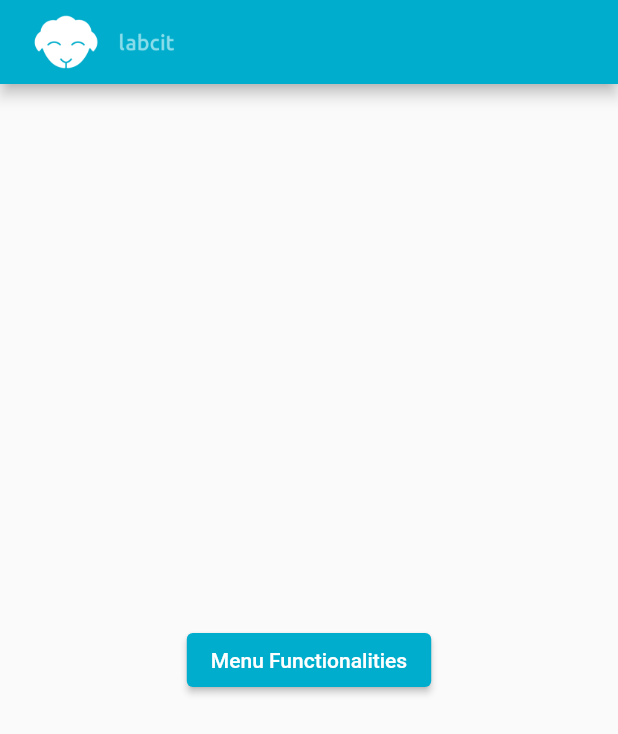
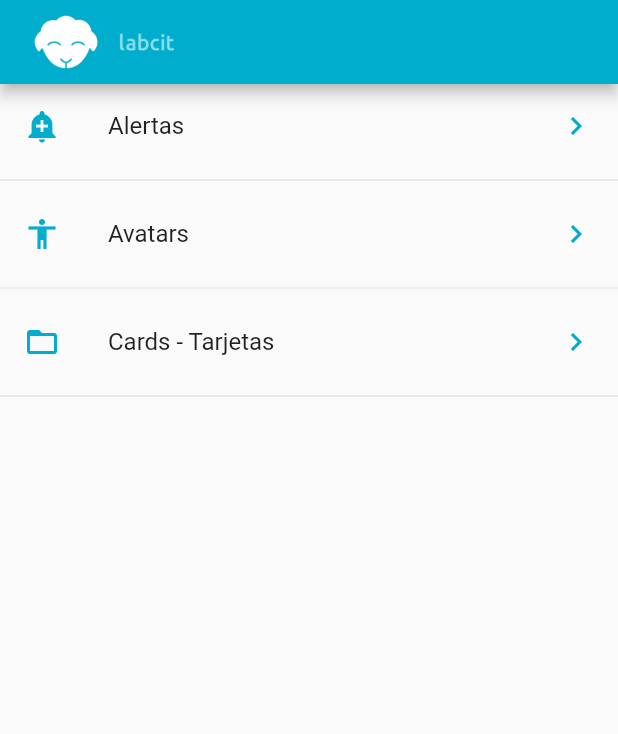
Before and after one commit to LabcitGlobal/flutter, a Flutter app: the screen it shows after launch, on a phone screen of 412 x 824 dp. Shown: the top 734 px of the screen. Run offline on Flutter 3.47's test engine with Material 2 defaults, Android fonts, the phone set to English and light mode, and no system bars; our stand-ins replace image_picker, video_player.

Commit message:
Add ThemeData and Pallete Colors, Load Menus

```diff
--- /dev/null
+++ b/assets/json/menu.json
@@ -0,0 +1,19 @@
+{
+    "routes" : [
+        {
+            "route" : "alert",
+            "icon"  : "add_alert",
+            "text"  : "Alertas"
+        },
+        {
+            "route" : "avatar",
+            "icon"  : "accessibility",
+            "text"  : "Avatars"
+        },
+        {
+            "route" : "card",
+            "icon"  : "folder_open",
+            "text"  : "Cards - Tarjetas"
+        }
+    ]
+}
--- a/lib/main.dart
+++ b/lib/main.dart
@@ -1,6 +1,8 @@
 import 'package:flutter/material.dart';
 import 'package:flutter_applications/src/pages/camera_page.dart';
-import 'package:flutter_applications/utils/parameter.dart';
+import 'package:flutter_applications/src/providers/menu_provider.dart';
+import 'package:flutter_applications/utils/icons.dart';
+import 'package:flutter_applications/utils/pallete.dart';
 
 void main() => runApp(MyApp());
 
@@ -22,22 +24,7 @@ class _MyAppState extends State<MyApp> {
         appBar: AppBar(
           title: _imageLogo(),
         ),
-        body: Column(
-          mainAxisAlignment: MainAxisAlignment.center,
-          children: [Container(), _buttonMenu()],
-        ),
-      ),
-    );
-  }
-
-  Widget _buttonMenu() {
-    return Container(
-      child: ElevatedButton(
-        onPressed: () {},
-        child: Text(
-          'Menu Functionalities',
-          style: TextStyle(color: Colors.white),
-        ),
+        body: _loadMenu(),
       ),
     );
   }
@@ -48,4 +35,35 @@ class _MyAppState extends State<MyApp> {
       child: Image(image: AssetImage('assets/img/logo.png')),
     );
   }
+
+  Widget _loadMenu() {
+    MenuProvider menuProvider = new MenuProvider();
+    return FutureBuilder(
+      future: menuProvider.loadItems(),
+      builder: (BuildContext context, AsyncSnapshot<List<dynamic>> snapshot) {
+        return ListView(
+          children: _itemsMenu(snapshot.data),
+        );
+      },
+    );
+  }
+
+  List<Widget> _itemsMenu(List<dynamic>? data) {
+    List<Widget> list = [];
+    data?.forEach((element) {
+      final tempWidget = ListTile(
+        title: Text(element['text']),
+        leading: myIcon(element['icon']),
+        trailing: Icon(
+          Icons.keyboard_arrow_right,
+          color: MyColor.primaryColor,
+        ),
+        onTap: () {},
+      );
+      list
+        ..add(tempWidget)
+        ..add(Divider());
+    });
+    return list;
+  }
 }
--- /dev/null
+++ b/lib/src/providers/menu_provider.dart
@@ -0,0 +1,15 @@
+import 'dart:convert';
+
+import 'package:flutter/services.dart' show rootBundle;
+
+class MenuProvider {
+  List<dynamic> items = [];
+  MenuProvider() {}
+
+  Future<List<dynamic>> loadItems() async {
+    final menu = await rootBundle.loadString('assets/json/menu.json');
+    Map map = json.decode(menu);
+    this.items = map['routes'];
+    return items;
+  }
+}
--- /dev/null
+++ b/lib/utils/icons.dart
@@ -0,0 +1,12 @@
+import 'package:flutter/material.dart';
+import 'package:flutter_applications/utils/pallete.dart';
+
+final _icons = <String, IconData>{
+  'add_alert': Icons.add_alert,
+  'accessibility': Icons.accessibility,
+  'folder_open': Icons.folder_open,
+};
+
+Icon myIcon(String name) {
+  return Icon(_icons[name], color: MyColor.primaryColor);
+}
--- a/pubspec.yaml
+++ b/pubspec.yaml
@@ -62,6 +62,7 @@ flutter:
   # To add assets to your application, add an assets section, like this:
   assets:
     - assets/img/
+    - assets/json/
   #   - images/a_dot_burr.jpeg
   #   - images/a_dot_ham.jpeg
 
```
Also changed, not shown: lib/utils/pallete.dart (renamed from lib/utils/parameter.dart).
